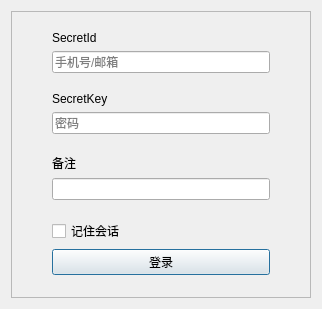
First picture: the form in src/fend/uilogin/loginwidget.ui, repository worldfunction4/QOS, before the edit.
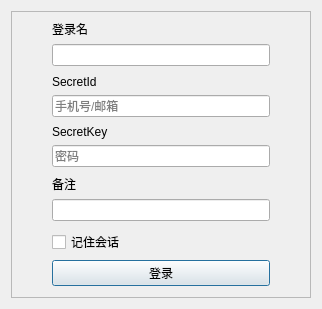
Second picture: the form after the edit.

Commit message: feat:添加连接名并设置样式

The edit to the form file:
```diff
--- a/src/fend/uilogin/loginwidget.ui
+++ b/src/fend/uilogin/loginwidget.ui
@@ -57,6 +57,29 @@
         </property>
        </spacer>
       </item>
+      <item>
+       <widget class="QLabel" name="loginNameLabel">
+        <property name="text">
+         <string>登录名</string>
+        </property>
+       </widget>
+      </item>
+      <item>
+       <widget class="QLineEdit" name="loginNameLineEdit"/>
+      </item>
+      <item>
+       <spacer name="verticalSpacer_6">
+        <property name="orientation">
+         <enum>Qt::Orientation::Vertical</enum>
+        </property>
+        <property name="sizeHint" stdset="0">
+         <size>
+          <width>20</width>
+          <height>40</height>
+         </size>
+        </property>
+       </spacer>
+      </item>
       <item>
        <widget class="QLabel" name="idLabel">
         <property name="text">
```
The commit also changes 1 other file.
